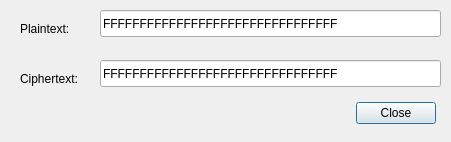
Before: the Qt Designer form YAAESInspector/ui/dialogexport.ui in giovanirinaldi/YAAES, drawn with Qt 5.
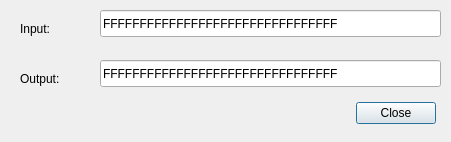
After: the same form once the commit is applied.

Diff of the .ui file:
```diff
--- a/YAAESInspector/ui/dialogexport.ui
+++ b/YAAESInspector/ui/dialogexport.ui
@@ -36,7 +36,7 @@
     </rect>
    </property>
    <property name="text">
-    <string>Plaintext:</string>
+    <string>Input:</string>
    </property>
   </widget>
   <widget class="QLabel" name="label_2">
@@ -49,7 +49,7 @@
     </rect>
    </property>
    <property name="text">
-    <string>Ciphertext:</string>
+    <string>Output:</string>
    </property>
   </widget>
   <widget class="QLineEdit" name="linePlaintext">
```
Left out of the diff: 2 changed lines with no effect on the pictures.
